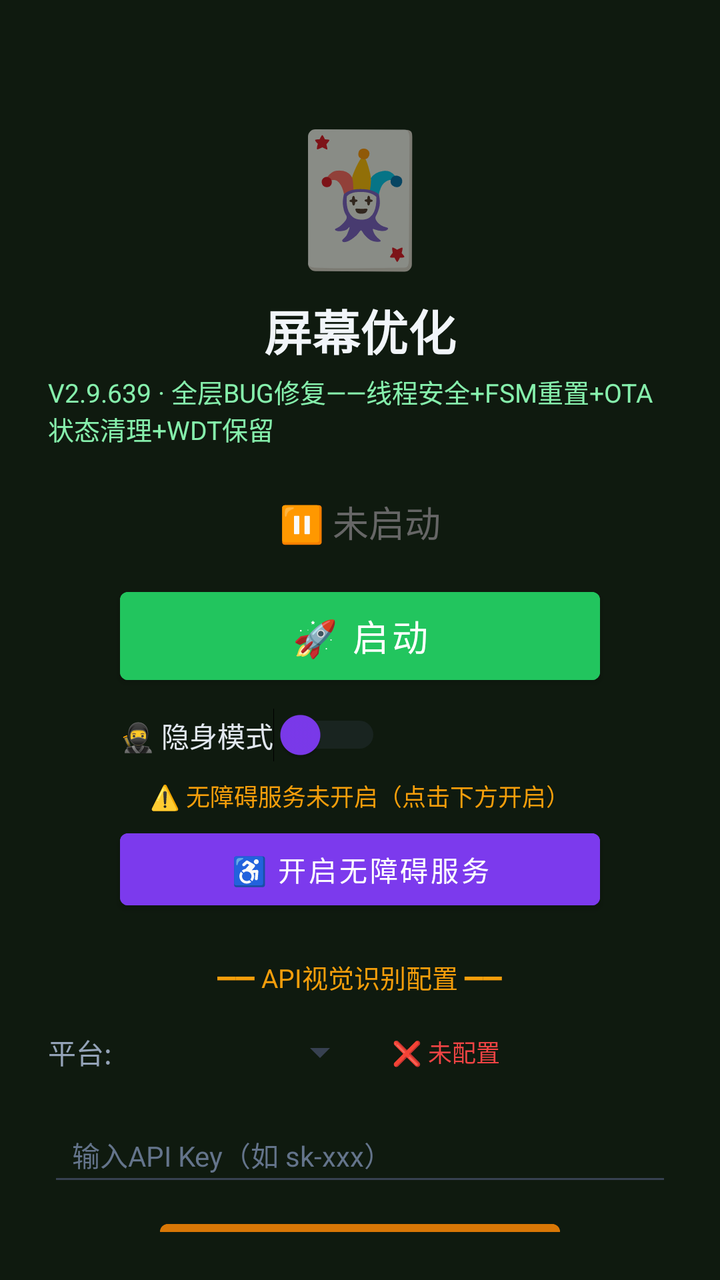
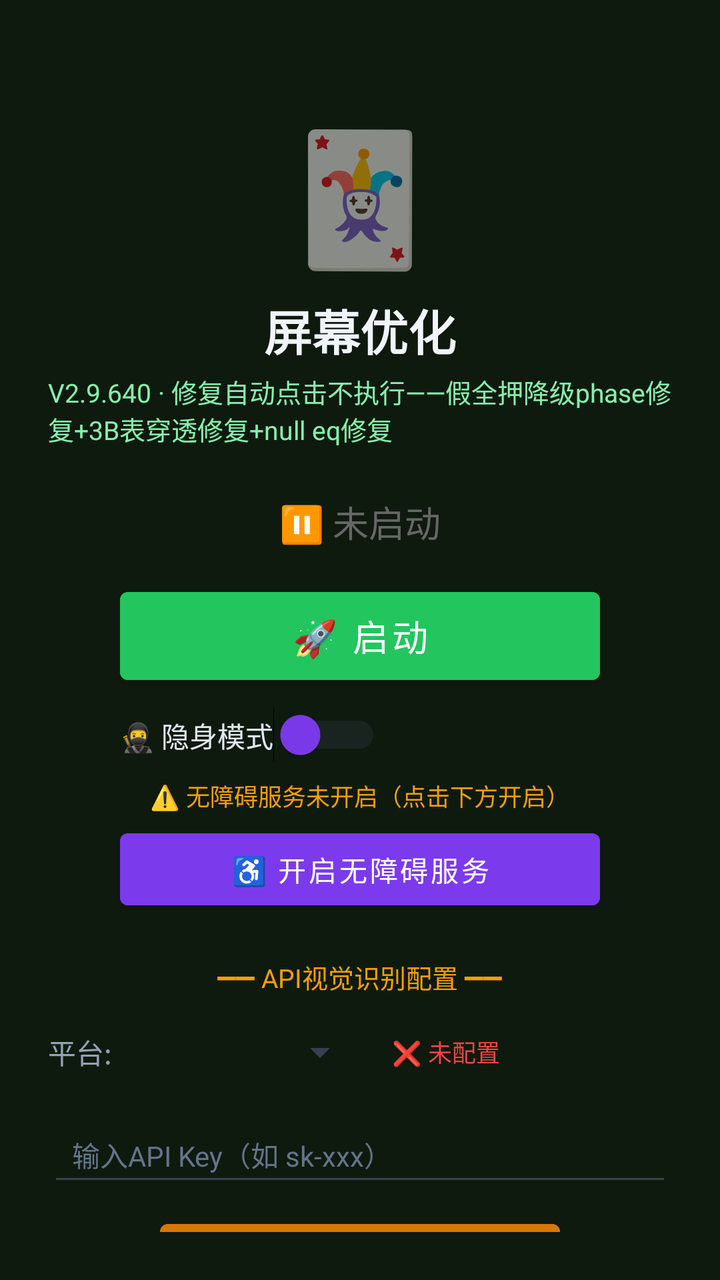

The first picture is an Android layout as it rendered before a commit; the second is the same layout after the commit. The layout source and the unified diff follow.
<!-- AndroidManifest.xml: activity theme Theme.MjScreenshot -->
<!-- res/layout/activity_main.xml -->
<?xml version="1.0" encoding="utf-8"?>
<LinearLayout xmlns:android="http://schemas.android.com/apk/res/android"
    android:layout_width="match_parent"
    android:layout_height="match_parent"
    android:orientation="vertical"
    android:background="#0f1a0f"
    android:padding="24dp"
    android:gravity="center_horizontal">

    <TextView
        android:layout_width="wrap_content"
        android:layout_height="wrap_content"
        android:text="🃏"
        android:textSize="64sp"
        android:layout_marginTop="30dp" />

    <TextView
        android:layout_width="wrap_content"
        android:layout_height="wrap_content"
        android:text="屏幕优化"
        android:textSize="24sp"
        android:textColor="#f1f5f9"
        android:textStyle="bold"
        android:layout_marginTop="8dp" />

    <TextView
        android:layout_width="wrap_content"
        android:layout_height="wrap_content"
        android:text="V2.9.639 · 全层BUG修复——线程安全+FSM重置+OTA状态清理+WDT保留"
        android:textSize="13sp"
        android:textColor="#86efac"
        android:layout_marginTop="4dp" />

    <TextView
        android:id="@+id/tvStatus"
        android:layout_width="wrap_content"
        android:layout_height="wrap_content"
        android:text="⏸ 未启动"
        android:textSize="18sp"
        android:textColor="#666666"
        android:layout_marginTop="24dp" />

    <Button
        android:id="@+id/btnStart"
        android:layout_width="240dp"
        android:layout_height="56dp"
        android:text="🚀 启动"
        android:textSize="18sp"
        android:textColor="#ffffff"
        android:backgroundTint="#22c55e"
        android:layout_marginTop="16dp" />

    <Button
        android:id="@+id/btnHelper"
        android:layout_width="240dp"
        android:layout_height="56dp"
        android:text="🃏 打开智囊"
        android:textSize="16sp"
        android:textColor="#ffffff"
        android:backgroundTint="#16a34a"
        android:layout_marginTop="12dp"
        android:visibility="gone" />

    
    <LinearLayout
        android:layout_width="240dp"
        android:layout_height="wrap_content"
        android:orientation="horizontal"
        android:gravity="center_vertical"
        android:layout_marginTop="8dp">

        <Switch
            android:id="@+id/switchStealth"
            android:layout_width="wrap_content"
            android:layout_height="wrap_content"
            android:text="🥷 隐身模式"
            android:textColor="#e2e8f0"
            android:textSize="14sp"
            android:thumbTint="#7c3aed"
            android:trackTint="#374151" />
    </LinearLayout>

    <TextView
        android:id="@+id/tvAccessibilityStatus"
        android:layout_width="wrap_content"
        android:layout_height="wrap_content"
        android:text="⚠️ 无障碍服务未开启（点击下方开启）"
        android:textSize="12sp"
        android:textColor="#f59e0b"
        android:layout_marginTop="8dp"
        android:gravity="center" />

    <Button
        android:id="@+id/btnAccessibility"
        android:layout_width="240dp"
        android:layout_height="48dp"
        android:text="♿ 开启无障碍服务"
        android:textSize="14sp"
        android:textColor="#ffffff"
        android:backgroundTint="#7c3aed"
        android:layout_marginTop="4dp" />

    <TextView
        android:layout_width="wrap_content"
        android:layout_height="wrap_content"
        android:text="━━ API视觉识别配置 ━━"
        android:textSize="13sp"
        android:textColor="#f59e0b"
        android:layout_marginTop="20dp" />

    <LinearLayout
        android:layout_width="match_parent"
        android:layout_height="wrap_content"
        android:orientation="horizontal"
        android:layout_marginTop="8dp"
        android:gravity="center_vertical">

        <TextView
            android:layout_width="wrap_content"
            android:layout_height="wrap_content"
            android:text="平台:"
            android:textSize="14sp"
            android:textColor="#94a3b8" />

        <Spinner
            android:id="@+id/spinnerProvider"
            android:layout_width="120dp"
            android:layout_height="40dp"
            android:layout_marginStart="8dp"
            android:backgroundTint="#374151" />

        <TextView
            android:id="@+id/tvApiStatus"
            android:layout_width="wrap_content"
            android:layout_height="wrap_content"
            android:text="❌ 未配置"
            android:textSize="12sp"
            android:textColor="#ef4444"
            android:layout_marginStart="12dp" />
    </LinearLayout>

    <EditText
        android:id="@+id/etApiKey"
        android:layout_width="match_parent"
        android:layout_height="44dp"
        android:hint="输入API Key（如 sk-xxx）"
        android:textSize="14sp"
        android:textColor="#e2e8f0"
        android:textColorHint="#64748b"
        android:backgroundTint="#374151"
        android:inputType="textPassword"
        android:layout_marginTop="8dp"
        android:paddingStart="12dp"
        android:paddingEnd="12dp" />

    <Button
        android:id="@+id/btnSaveApi"
        android:layout_width="200dp"
        android:layout_height="44dp"
        android:text="💾 保存API配置"
        android:textSize="14sp"
        android:textColor="#ffffff"
        android:backgroundTint="#d97706"
        android:layout_marginTop="8dp" />

    <TextView
        android:id="@+id/tvHint"
        android:layout_width="wrap_content"
        android:layout_height="wrap_content"
        android:text="先点上方按钮启动截屏"
        android:textSize="13sp"
        android:textColor="#666666"
        android:layout_marginTop="12dp"
        android:gravity="center" />

    <TextView
        android:layout_width="wrap_content"
        android:layout_height="wrap_content"
        android:text="使用步骤：\n1. 配置API Key（支持OpenAI/通义千问VL/硅基流动）\n2. 点「开启无障碍服务」→ 开启\n3. 开启「🥷隐身模式」(反检测)\n4. 点「启动」→ 允许悬浮窗\n5. 打牌时点屏幕上的🎯悬浮球即可截屏识别\n★ 拖动悬浮球可移到不挡牌的位置 ★\n★ 长按悬浮球可展开/收起详细面板 ★\n★ 悬浮球边框颜色=建议：绿=加注 橙=跟注 红=弃牌 ★"
        android:textSize="12sp"
        android:textColor="#64748b"
        android:layout_marginTop="12dp"
        android:lineSpacingExtra="3dp" />

</LinearLayout>
<!-- resources referenced by this layout -->
<resources>
  <style name="Theme.MjScreenshot" parent="Theme.MaterialComponents.DayNight.DarkActionBar">
          <item name="colorPrimary">#1e40af</item>
          <item name="colorPrimaryVariant">#1e3a8a</item>
          <item name="colorOnPrimary">#ffffff</item>
          <item name="android:statusBarColor">#0f172a</item>
      </style>
</resources>

<!-- the commit's change to res/layout/activity_main.xml (unified diff, before → after) -->
@@ -26,7 +26,7 @@
     <TextView
         android:layout_width="wrap_content"
         android:layout_height="wrap_content"
-        android:text="V2.9.639 · 全层BUG修复——线程安全+FSM重置+OTA状态清理+WDT保留"
+        android:text="V2.9.640 · 修复自动点击不执行——假全押降级phase修复+3B表穿透修复+null eq修复"
         android:textSize="13sp"
         android:textColor="#86efac"
         android:layout_marginTop="4dp" />
